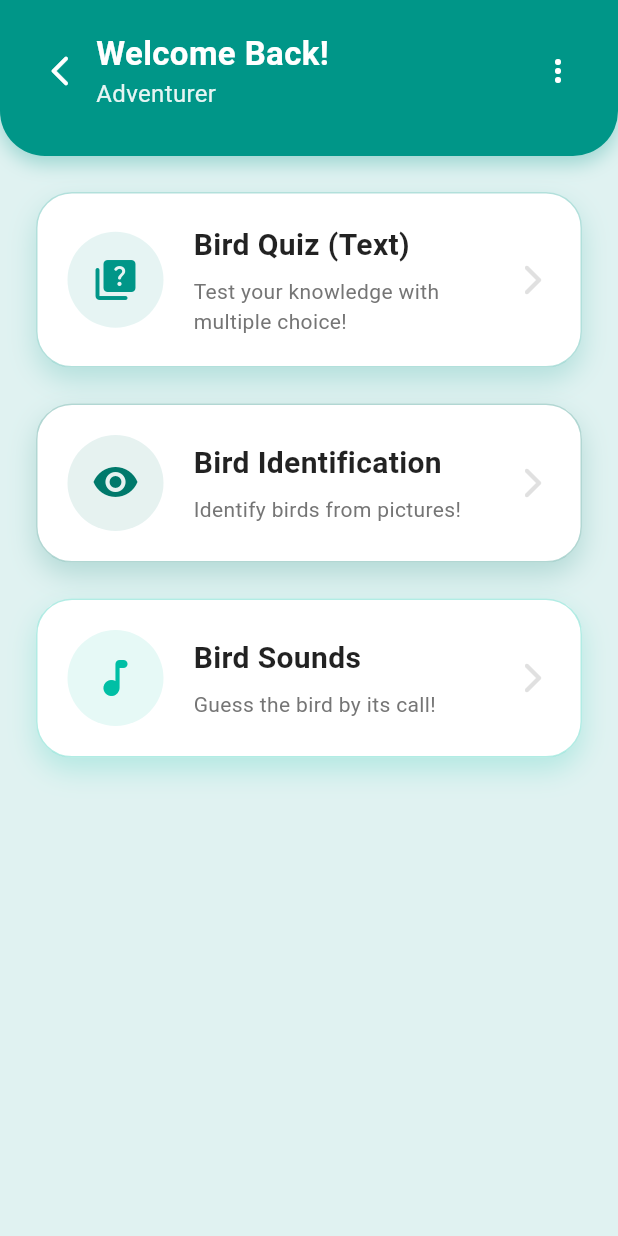
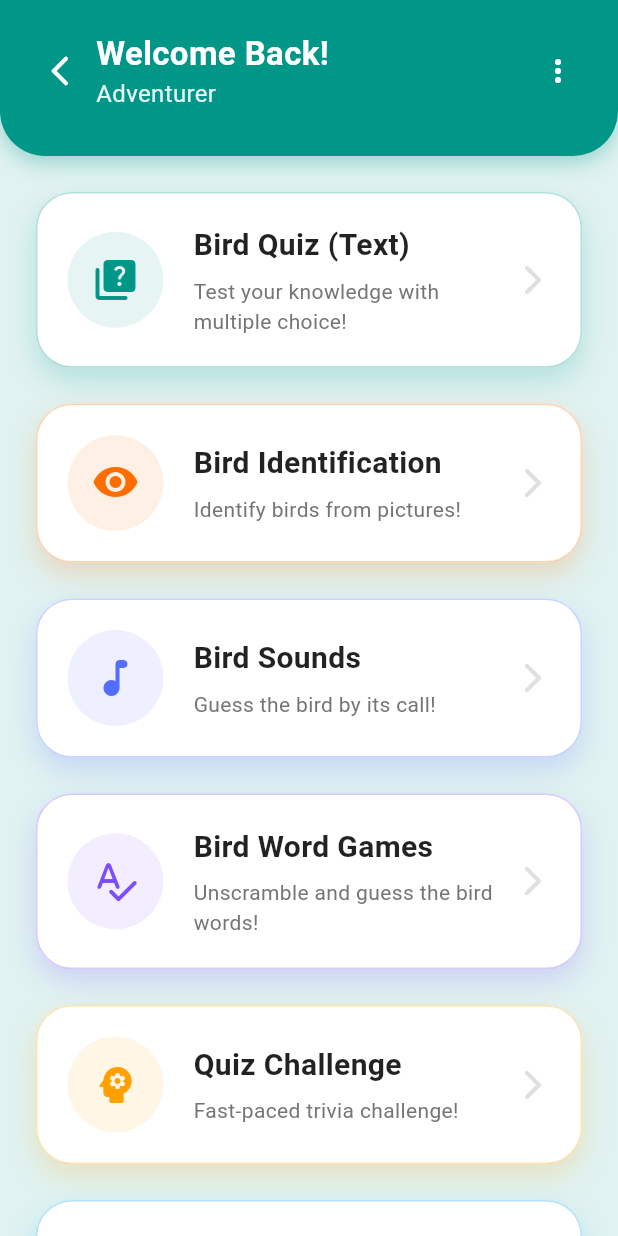
Before and after one commit to goldfinch-greenfinch/bird-whizz, a Flutter app: the MainSelectionScreen screen opened directly, on a phone screen of 412 x 824 dp. Run offline on Flutter 3.47's test engine with Material 3 defaults, Android fonts, the phone set to English and light mode, and no system bars; our stand-ins replace device_preview, shared_preferences; accounts and stored records are empty.

Commit message:
ui colour changes

```diff
--- a/lib/screens/home_screen.dart
+++ b/lib/screens/home_screen.dart
@@ -39,7 +39,7 @@ class HomeScreen extends StatelessWidget {
                         final color =
                             Color.lerp(
                               Colors.teal.shade300,
-                              Colors.teal.shade900,
+                              Colors.deepPurple.shade900,
                               index / (provider.allLevels.length - 1),
                             ) ??
                             Colors.teal;
--- a/lib/screens/main_selection_screen.dart
+++ b/lib/screens/main_selection_screen.dart
@@ -44,7 +44,7 @@ class MainSelectionScreen extends StatelessWidget {
                       _FeatureCard(
                         title: 'Bird Identification',
                         icon: Icons.visibility_rounded,
-                        color: Colors.teal.shade700,
+                        color: Colors.orangeAccent.shade700,
                         description: 'Identify birds from pictures!',
                         onTap: () {
                           // TODO: Implement ID mode
@@ -62,7 +62,7 @@ class MainSelectionScreen extends StatelessWidget {
                       _FeatureCard(
                         title: 'Bird Sounds',
                         icon: Icons.music_note_rounded,
-                        color: Colors.tealAccent.shade700,
+                        color: Colors.indigoAccent.shade200,
                         description: 'Guess the bird by its call!',
                         onTap: () {
                           // TODO: Implement Sound mode
@@ -71,6 +71,75 @@ class MainSelectionScreen extends StatelessWidget {
                             MaterialPageRoute(
                               builder: (_) =>
                                   const ComingSoonScreen(title: 'Bird Sounds'),
+                            ),
+                          );
+                        },
+                      ),
+                      const SizedBox(height: 24),
+                      _FeatureCard(
+                        title: 'Bird Word Games',
+                        icon: Icons.spellcheck_rounded,
+                        color: Colors.deepPurpleAccent,
+                        description: 'Unscramble and guess the bird words!',
+                        onTap: () {
+                          Navigator.push(
+                            context,
+                            MaterialPageRoute(
+                              builder: (_) => const ComingSoonScreen(
+                                title: 'Bird Word Games',
+                              ),
+                            ),
+                          );
+                        },
+                      ),
+                      const SizedBox(height: 24),
+                      _FeatureCard(
+                        title: 'Quiz Challenge',
+                        icon: Icons.psychology_rounded,
+                        color: Colors.amber.shade700,
+                        description: 'Fast-paced trivia challenge!',
+                        onTap: () {
+                          Navigator.push(
+                            context,
+                            MaterialPageRoute(
+                              builder: (_) => const ComingSoonScreen(
+                                title: 'Quiz Challenge',
+                              ),
+                            ),
+                          );
+                        },
+                      ),
+                      const SizedBox(height: 24),
+                      _FeatureCard(
+                        title: 'Order the Birds',
+                        icon: Icons.sort_rounded,
+                        color: Colors.lightBlue.shade600,
+                        description: 'Sort birds by size, speed, and more!',
+                        onTap: () {
+                          Navigator.push(
+                            context,
+                            MaterialPageRoute(
+                              builder: (_) => const ComingSoonScreen(
+                                title: 'Order the Birds',
+                              ),
+                            ),
+                          );
+                        },
+                      ),
+                      const SizedBox(height: 24),
+                      _FeatureCard(
+                        title: 'Identify the Eggs',
+                        icon: Icons
+                            .egg_rounded, // Assuming egg_rounded is available, if not fallback to circle
+                        color: Colors.pinkAccent.shade200,
+                        description: 'Match the egg to the bird!',
+                        onTap: () {
+                          Navigator.push(
+                            context,
+                            MaterialPageRoute(
+                              builder: (_) => const ComingSoonScreen(
+                                title: 'Identify the Eggs',
+                              ),
                             ),
                           );
                         },
--- a/lib/screens/text_quiz_selection_screen.dart
+++ b/lib/screens/text_quiz_selection_screen.dart
@@ -88,7 +88,7 @@ class TextQuizSelectionScreen extends StatelessWidget {
                         final color =
                             Color.lerp(
                               Colors.teal.shade300,
-                              Colors.teal.shade900,
+                              Colors.deepPurple.shade900,
                               index / (categories.length - 1),
                             ) ??
                             Colors.teal;
```
Also changed, not shown: lib/screens/profile_selection_screen.dart (+22 -0 lines).
